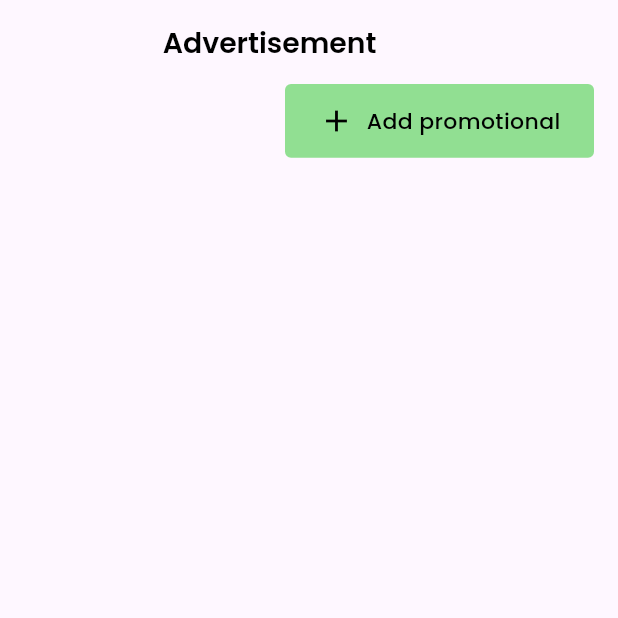
After one commit to jubayed004/pet-app, a Flutter app: the BusinessAdvertisementScreen screen opened by its route, after a tap on "Add promotional", on a phone screen of 412 x 824 dp, the top half of it. The commit adds this screen. Run offline on Flutter 3.47's test engine with Material 3 defaults, Android fonts, the phone set to English and light mode, and no system bars; our stand-ins replace badges, cached_network_image, carousel_slider, country_code_picker, device_preview, dropdown_button2 and 25 more; missing offline and left inert: dart:ffi, flutter_easy_faq, flutter_inappwebview; accounts and stored records are empty; project files that could hold a hidden picture were left out.

Commit message:
advertisement screen done

```diff
--- a/lib/controller/get_controllers.dart
+++ b/lib/controller/get_controllers.dart
@@ -1,6 +1,7 @@
 import 'package:get/get.dart';
 import 'package:pet_app/presentation/screens/auth/controller/auth_controller.dart';
 import 'package:pet_app/presentation/screens/auth/pet_shop_registration/controller/pet_shop_registration_controller.dart';
+import 'package:pet_app/presentation/screens/business_owners/business_advertisement/controller/business_advertisement_controller.dart';
 import 'package:pet_app/presentation/screens/business_owners/business_booking/controller/business_booking_controller.dart';
 import 'package:pet_app/presentation/screens/business_owners/business_nav/controller/navigation_controller.dart';
 import 'package:pet_app/presentation/screens/business_owners/business_service/business_add_service/controller/business_add_service_controller.dart';
@@ -185,6 +186,16 @@ AuthController getAuthController() {
       Get.put(BusinessBookingController());
     }
     return Get.find<BusinessBookingController>();
+
+  }
+
+
+  BusinessAdvertisementController getBusinessAdvertisementController() {
+    if (!Get.isRegistered<BusinessAdvertisementController>()) {
+      Get.put(BusinessAdvertisementController());
+    }
+    return Get.find<BusinessAdvertisementController>();
+
   }
 
 /*
--- a/lib/core/route/route_path.dart
+++ b/lib/core/route/route_path.dart
@@ -13,6 +13,7 @@ class RoutePath{
   static const String businessAddServiceScreen = 'businessAddServiceScreen';
   static const String businessEditServiceScreen = 'businessEditServiceScreen';
   static const String businessBookingScreen = 'businessBookingScreen';
+  static const String businessAdvertisementScreen = 'businessAdvertisementScreen';
 
   static const String signInScreen = 'signInScreen';
   static const String signUpScreen = 'signUpScreen';
--- a/lib/core/route/routes.dart
+++ b/lib/core/route/routes.dart
@@ -11,6 +11,7 @@ import 'package:pet_app/presentation/screens/auth/pet_registration/pet_registrat
 import 'package:pet_app/presentation/screens/auth/pet_shop_registration/view/pet_shop_registration_screen.dart';
 import 'package:pet_app/presentation/screens/auth/sign_in/sign_in.dart';
 import 'package:pet_app/presentation/screens/auth/sign_up/sign_up.dart';
+import 'package:pet_app/presentation/screens/business_owners/business_advertisement/view/business_advertisement_screen.dart';
 import 'package:pet_app/presentation/screens/business_owners/business_all_pets/view/business_all_pets_screen.dart';
 import 'package:pet_app/presentation/screens/business_owners/business_booking/view/business_booking_screen.dart';
 import 'package:pet_app/presentation/screens/business_owners/business_nav/business_navigation_page.dart';
@@ -453,6 +454,15 @@ class AppRouter {
               state: state,
             ),
       ),
+       GoRoute(
+        name: RoutePath.businessAdvertisementScreen,
+        path: RoutePath.businessAdvertisementScreen.addBasePath,
+        pageBuilder:
+            (context, state) => _buildPageWithAnimation(
+              child: BusinessAdvertisementScreen(),
+              state: state,
+            ),
+      ),
 
 
     ],
--- /dev/null
+++ b/lib/presentation/screens/business_owners/business_advertisement/controller/business_advertisement_controller.dart
@@ -0,0 +1,22 @@
+import 'dart:io';
+import 'package:get/get.dart';
+import 'package:image_picker/image_picker.dart';
+
+
+
+class BusinessAdvertisementController extends GetxController {
+  final RxList<File> images = <File>[].obs;
+  final ImagePicker picker = ImagePicker();
+
+  Future<void> pickMultipleImages() async {
+    final List<XFile> pickedFiles = await picker.pickMultiImage();
+
+    if (pickedFiles.isNotEmpty) {
+      images.addAll(pickedFiles.map((xfile) => File(xfile.path)).toList());
+    }
+  }
+
+  void deleteImage(int index) {
+    images.removeAt(index);
+  }
+}
--- /dev/null
+++ b/lib/presentation/screens/business_owners/business_advertisement/view/business_advertisement_screen.dart
@@ -0,0 +1,108 @@
+import 'package:flutter/material.dart';
+import 'package:flutter_screenutil/flutter_screenutil.dart';
+import 'package:get/get.dart';
+import 'package:pet_app/controller/get_controllers.dart';
+import 'package:pet_app/presentation/components/custom_button/custom_defualt_appbar.dart';
+import 'package:pet_app/presentation/components/custom_text/custom_text.dart';
+import 'package:pet_app/utils/app_colors/app_colors.dart';
+import 'package:pet_app/utils/app_const/padding_constant.dart';
+
+class BusinessAdvertisementScreen extends StatelessWidget {
+  BusinessAdvertisementScreen({super.key});
+
+  final  controller = GetControllers.instance.getBusinessAdvertisementController();
+  @override
+  Widget build(BuildContext context) {
+    return Scaffold(
+      body: CustomScrollView(
+        slivers: [
+          CustomDefaultAppbar(
+            title: "Advertisement",
+          ),
+          SliverToBoxAdapter(
+            child: Padding(
+              padding: const EdgeInsets.symmetric(horizontal: 16),
+              child: Column(
+                crossAxisAlignment: CrossAxisAlignment.end,
+                children: [
+                  GestureDetector(
+                    onTap: () {
+                      controller.pickMultipleImages();
+                    },
+                    child: Container(
+                      width: MediaQuery.of(context).size.width / 2,
+                      padding: padding12,
+                      decoration: BoxDecoration(
+                        color: AppColors.primaryColor,
+                        borderRadius: BorderRadius.circular(4),
+                      ),
+                      child: Row(
+                        mainAxisAlignment: MainAxisAlignment.center,
+                        children: const [
+                          Icon(Icons.add, color: Colors.black),
+                          SizedBox(width: 8),
+                          CustomText(
+                            text: "Add promotional",
+                            fontSize: 14,
+                            fontWeight: FontWeight.w500,
+                            color: Colors.black,
+                          ),
+                        ],
+                      ),
+                    ),
+                  ),
+                  const SizedBox(height: 16),
+
+                  /// =======================Image List View
+                  Obx(() => ListView.builder(
+                    shrinkWrap: true,
+                    physics: const NeverScrollableScrollPhysics(),
+                    itemCount: controller.images.length,
+                    itemBuilder: (context, index) {
+                      final image = controller.images[index];
+                      return Padding(
+                        padding: const EdgeInsets.only(bottom: 12),
+                        child: Stack(
+                          children: [
+                            ClipRRect(
+                              borderRadius: BorderRadius.circular(8),
+                              child: Image.file(
+                                image,
+                                width: double.infinity,
+                                height: 180,
+                                fit: BoxFit.cover,
+                              ),
+                            ),
+                            Positioned(
+                              top: 8,
+                              right: 8,
+                              child: GestureDetector(
+                                onTap: () => controller.deleteImage(index),
+                                child: Container(
+                                  padding: const EdgeInsets.all(6),
+                                  decoration: BoxDecoration(
+                                    color: Colors.black.withOpacity(0.6),
+                                    shape: BoxShape.circle,
+                                  ),
+                                  child: const Icon(
+                                    Icons.delete,
+                                    color: Colors.red,
+                                    size: 20,
+                                  ),
+                                ),
+                              ),
+                            ),
+                          ],
+                        ),
+                      );
+                    },
+                  )),
+                ],
+              ),
+            ),
+          )
+        ],
+      ),
+    );
+  }
+}
--- a/lib/utils/variable/variable.dart
+++ b/lib/utils/variable/variable.dart
@@ -143,7 +143,7 @@ List<VendorDashboardModel> vendorGridList = [
   VendorDashboardModel(
     img: Icon(Icons.wallet_giftcard_sharp),
     title: "Advertisement",
-    route:  RoutePath.subscriptionScreen,
+    route:  RoutePath.businessAdvertisementScreen,
   ),
   VendorDashboardModel(
     img: Icon(Icons.book_online_outlined),
```
